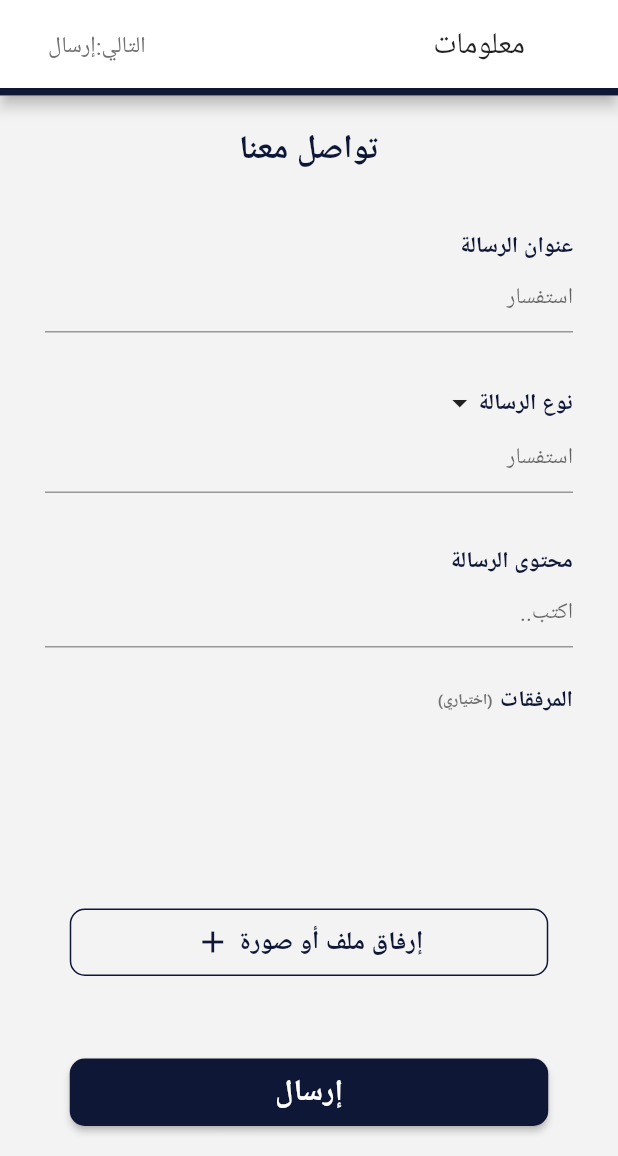
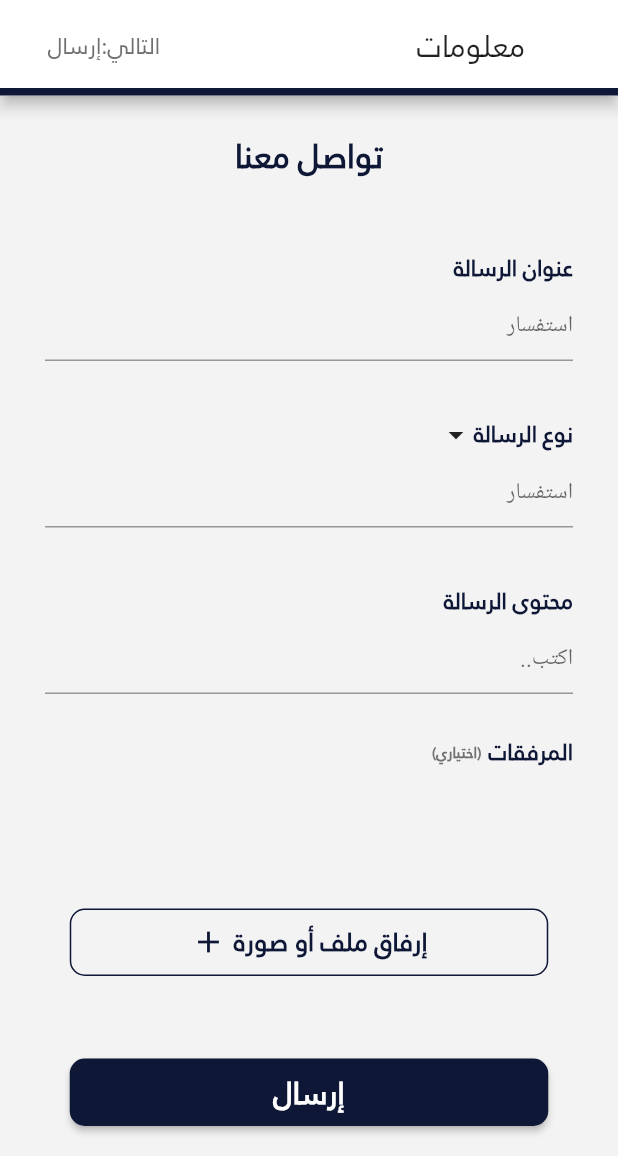
Before and after one commit to BLANK-13/0000, a Flutter app: the ContactUs2Page screen opened directly, on a phone screen of 412 x 824 dp, the part 80-1236 px from its top. Run offline on Flutter 3.47's test engine with Material 2 defaults, Android fonts, the phone set to English and light mode, and no system bars; our stand-ins replace bloc, equatable, file_picker, flutter_bloc, localize_and_translate, youtube_player_flutter; network calls fail.

Commit message:
added font

```diff
--- a/lib/screens/contact_us2_page.dart
+++ b/lib/screens/contact_us2_page.dart
@@ -43,7 +43,8 @@ class ContactUs2Page extends StatelessWidget {
                       const SizedBox(width: 30),
                       Text(
                         "info".tr(),
-                        style: const TextStyle(fontSize: 20),
+                        style: const TextStyle(
+                            fontSize: 20, fontFamily: 'JannaLT'),
                       ),
                     ],
                   ),
@@ -51,7 +52,9 @@ class ContactUs2Page extends StatelessWidget {
                     child: Text(
                       "nextSend".tr(),
                       style: const TextStyle(
-                          fontSize: 15, color: Color(0xFF707070)),
+                          fontSize: 15,
+                          color: Color(0xFF707070),
+                          fontFamily: 'JannaLT'),
                     ),
                   ),
                 )
@@ -65,10 +68,10 @@ class ContactUs2Page extends StatelessWidget {
             Text(
               "contactUs".tr(),
               style: const TextStyle(
-                color: mainColor,
-                fontSize: 22,
-                fontWeight: FontWeight.bold,
-              ),
+                  color: mainColor,
+                  fontSize: 22,
+                  fontWeight: FontWeight.bold,
+                  fontFamily: 'JannaLT'),
             ),
             const SizedBox(
               height: 40, //20 before
--- a/lib/screens/more_page.dart
+++ b/lib/screens/more_page.dart
@@ -44,7 +44,10 @@ class MorePage extends StatelessWidget {
                 children: [
                   Text(
                     isAr ? 'English' : 'العربي',
-                    style: const TextStyle(color: Colors.white),
+                    style: const TextStyle(
+                      color: Colors.white,
+                      fontFamily: 'JannaLT',
+                    ),
                   ),
                   const SizedBox(width: 10),
                   Image.asset('assets/images/ic_g_translate_24px.png'),
--- a/lib/screens/news_page.dart
+++ b/lib/screens/news_page.dart
@@ -56,6 +56,7 @@ class NewsPage extends StatelessWidget {
                   style: const TextStyle(
                     fontSize: 16,
                     color: Color(0xFF6A6666),
+                    fontFamily: 'JannaLT',
                   ),
                 ),
                 const SizedBox(height: 10),
@@ -64,6 +65,7 @@ class NewsPage extends StatelessWidget {
                   style: const TextStyle(
                     fontSize: 11,
                     color: Color(0xFF7C7C7C),
+                    fontFamily: 'JannaLT',
                   ),
                 ),
                 const SizedBox(height: 10),
@@ -72,6 +74,7 @@ class NewsPage extends StatelessWidget {
                   style: const TextStyle(
                     fontSize: 14,
                     color: Color(0xFF131314),
+                    fontFamily: 'JannaLT',
                   ),
                 ),
               ]),
--- a/lib/widgets/contact_us2_attach.dart
+++ b/lib/widgets/contact_us2_attach.dart
@@ -63,6 +63,7 @@ class _ContactUsAttachState extends State<ContactUsAttach> {
                     style: const TextStyle(
                       color: mainColor,
                       fontSize: 17,
+                      fontFamily: 'JannaLT',
                     ),
                   ),
                   const SizedBox(
@@ -96,6 +97,7 @@ class _ContactUsAttachState extends State<ContactUsAttach> {
                     style: const TextStyle(
                       color: mainColor,
                       fontSize: 17,
+                      fontFamily: 'JannaLT',
                     ),
                   ),
                   const SizedBox(
--- a/lib/widgets/contact_us2_fields.dart
+++ b/lib/widgets/contact_us2_fields.dart
@@ -37,10 +37,10 @@ class _ContactUsFields2State extends State<ContactUsFields2> {
             Text(
               "title".tr(),
               style: const TextStyle(
-                color: mainColor,
-                fontSize: 15,
-                fontWeight: FontWeight.bold,
-              ),
+                  color: mainColor,
+                  fontSize: 15,
+                  fontWeight: FontWeight.bold,
+                  fontFamily: 'JannaLT'),
             ),
           ],
         ),
@@ -61,7 +61,11 @@ class _ContactUsFields2State extends State<ContactUsFields2> {
               ),
               Text(
                 ContactUsFields2.errors[0],
-                style: const TextStyle(color: Colors.red, fontSize: 13),
+                style: const TextStyle(
+                  color: Colors.red,
+                  fontSize: 13,
+                  fontFamily: 'JannaLT',
+                ),
               ),
             ],
           ),
@@ -77,6 +81,7 @@ class _ContactUsFields2State extends State<ContactUsFields2> {
                 color: mainColor,
                 fontSize: 15,
                 fontWeight: FontWeight.bold,
+                fontFamily: 'JannaLT',
               ),
             ),
             //isAr ? const SizedBox(width: 250) : const SizedBox(width: 210),
@@ -110,6 +115,7 @@ class _ContactUsFields2State extends State<ContactUsFields2> {
                                         color: Colors.black,
                                         fontWeight: FontWeight.bold,
                                         fontSize: 17,
+                                        fontFamily: 'JannaLT',
                                       ),
                                     ),
                                   ),
@@ -120,6 +126,7 @@ class _ContactUsFields2State extends State<ContactUsFields2> {
                                         color: Colors.black,
                                         fontWeight: FontWeight.bold,
                                         fontSize: 20,
+                                        fontFamily: 'JannaLT',
                                       ),
                                     ),
                                   ),
@@ -140,6 +147,7 @@ class _ContactUsFields2State extends State<ContactUsFields2> {
                                               style: const TextStyle(
                                                 color: Colors.black,
                                                 fontSize: 20,
+                                                fontFamily: 'JannaLT',
                                               ),
                                             ),
                                             shape: const RoundedRectangleBorder(
@@ -158,6 +166,7 @@ class _ContactUsFields2State extends State<ContactUsFields2> {
                                               style: const TextStyle(
                                                 color: Colors.black,
                                                 fontSize: 20,
+                                                fontFamily: 'JannaLT',
                                               ),
                                             ),
                                             shape: const RoundedRectangleBorder(
@@ -177,6 +186,7 @@ class _ContactUsFields2State extends State<ContactUsFields2> {
                                               style: const TextStyle(
                                                 color: Colors.black,
                                                 fontSize: 20,
+                                                fontFamily: 'JannaLT',
                                               ),
                                             ),
                                             shape: const RoundedRectangleBorder(
@@ -195,6 +205,7 @@ class _ContactUsFields2State extends State<ContactUsFields2> {
                                               style: const TextStyle(
                                                 color: Colors.black,
                                                 fontSize: 20,
+                                                fontFamily: 'JannaLT',
                                               ),
                                             ),
                                             shape: const RoundedRectangleBorder(
@@ -214,6 +225,7 @@ class _ContactUsFields2State extends State<ContactUsFields2> {
                                               style: const TextStyle(
                                                 color: Colors.black,
                                                 fontSize: 20,
+                                                fontFamily: 'JannaLT',
                                               ),
                                             ),
                                             shape: const RoundedRectangleBorder(
@@ -232,6 +244,7 @@ class _ContactUsFields2State extends State<ContactUsFields2> {
                                               style: const TextStyle(
                                                 color: Colors.black,
                                                 fontSize: 20,
+                                                fontFamily: 'JannaLT',
                                               ),
                                             ),
                                             shape: const RoundedRectangleBorder(
@@ -263,6 +276,7 @@ class _ContactUsFields2State extends State<ContactUsFields2> {
                                         color: Colors.white,
                                         fontWeight: FontWeight.w400,
                                         fontSize: 20,
+                                        fontFamily: 'JannaLT',
                                       ),
                                     ),
                                     style: ButtonStyle(
@@ -314,7 +328,11 @@ class _ContactUsFields2State extends State<ContactUsFields2> {
               ),
               Text(
                 ContactUsFields2.errors[1],
-                style: const TextStyle(color: Colors.red, fontSize: 13),
+                style: const TextStyle(
+                  color: Colors.red,
+                  fontSize: 13,
+                  fontFamily: 'JannaLT',
+                ),
               ),
             ],
           ),
@@ -330,6 +348,7 @@ class _ContactUsFields2State extends State<ContactUsFields2> {
                 color: mainColor,
                 fontSize: 15,
                 fontWeight: FontWeight.bold,
+                fontFamily: 'JannaLT',
               ),
             ),
           ],
@@ -351,7 +370,11 @@ class _ContactUsFields2State extends State<ContactUsFields2> {
               ),
               Text(
                 ContactUsFields2.errors[2],
-                style: const TextStyle(color: Colors.red, fontSize: 13),
+                style: const TextStyle(
+                  color: Colors.red,
+                  fontSize: 13,
+                  fontFamily: 'JannaLT',
+                ),
               ),
             ],
           ),
@@ -367,6 +390,7 @@ class _ContactUsFields2State extends State<ContactUsFields2> {
                 color: mainColor,
                 fontSize: 15,
                 fontWeight: FontWeight.bold,
+                fontFamily: 'JannaLT',
               ),
             ),
             const SizedBox(
@@ -375,9 +399,11 @@ class _ContactUsFields2State extends State<ContactUsFields2> {
             Text(
               "optional".tr(),
               style: const TextStyle(
-                  fontSize: 10,
-                  color: Color(0xFF707070),
-                  fontWeight: FontWeight.bold),
+                fontSize: 10,
+                color: Color(0xFF707070),
+                fontWeight: FontWeight.bold,
+                fontFamily: 'JannaLT',
+              ),
             ),
           ],
         ),
--- a/lib/widgets/contact_us_button.dart
+++ b/lib/widgets/contact_us_button.dart
@@ -114,6 +114,7 @@ class ContactUsButton extends StatelessWidget {
           style: const TextStyle(
             color: Colors.white,
             fontSize: 20,
+            fontFamily: 'JannaLT',
           ),
         ),
       ),
--- a/lib/widgets/home_page_lastNews.dart
+++ b/lib/widgets/home_page_lastNews.dart
@@ -36,6 +36,7 @@ class HomePageLastNews extends StatelessWidget {
               style: const TextStyle(
                 fontSize: 16,
                 color: Color(0xFF6A6666),
+                fontFamily: 'JannaLT',
               ),
             ),
           ],
@@ -48,6 +49,7 @@ class HomePageLastNews extends StatelessWidget {
               fontSize: 14,
               fontWeight: FontWeight.bold,
               color: Colors.black,
+              fontFamily: 'JannaLT',
             ),
           ),
         ),
--- a/lib/widgets/home_page_poll.dart
+++ b/lib/widgets/home_page_poll.dart
@@ -61,6 +61,7 @@ class HomePagePoll extends StatelessWidget {
                   fontSize: 16,
                   fontWeight: FontWeight.bold,
                   color: Colors.black,
+                  fontFamily: 'JannaLT',
                 ),
               ),
               Text(
@@ -69,6 +70,7 @@ class HomePagePoll extends StatelessWidget {
                   fontSize: 16,
                   fontWeight: FontWeight.bold,
                   color: Colors.black,
+                  fontFamily: 'JannaLT',
                 ),
               ),
               Text(
@@ -77,6 +79,7 @@ class HomePagePoll extends StatelessWidget {
                   fontSize: 16,
                   fontWeight: FontWeight.bold,
                   color: Colors.black,
+                  fontFamily: 'JannaLT',
                 ),
               ),
             ],
@@ -92,6 +95,7 @@ class HomePagePoll extends StatelessWidget {
                 style: TextStyle(
                   fontSize: 14,
                   color: Color(0xFF7C7C7C),
+                  fontFamily: 'JannaLT',
                 ),
               ),
               Text(
@@ -99,6 +103,7 @@ class HomePagePoll extends StatelessWidget {
                 style: TextStyle(
                   fontSize: 14,
                   color: Color(0xFF7C7C7C),
+                  fontFamily: 'JannaLT',
                 ),
               ),
               Text(
@@ -106,6 +111,7 @@ class HomePagePoll extends StatelessWidget {
                 style: TextStyle(
                   fontSize: 14,
                   color: Color(0xFF7C7C7C),
+                  fontFamily: 'JannaLT',
                 ),
               ),
             ],
--- a/lib/widgets/home_page_tweets.dart
+++ b/lib/widgets/home_page_tweets.dart
@@ -39,6 +39,7 @@ class HomePageTweets extends StatelessWidget {
                       style: const TextStyle(
                         fontSize: 14,
                         color: Color(0xFF6A6666),
+                        fontFamily: 'JannaLT',
                       ),
                     ),
                     const SizedBox(width: 50)
--- a/lib/widgets/more_page_options.dart
+++ b/lib/widgets/more_page_options.dart
@@ -79,6 +79,7 @@ class MorePageOptions extends StatelessWidget {
                           fontSize: 20,
                           fontWeight: FontWeight.bold,
                           color: Color(0xFFE0E0E0),
+                          fontFamily: 'JannaLT',
                         ),
                       ),
                     ),
--- a/lib/widgets/news_list_feed.dart
+++ b/lib/widgets/news_list_feed.dart
@@ -65,6 +65,7 @@ class NewsListFeed extends StatelessWidget {
                               style: const TextStyle(
                                 fontSize: 16,
                                 color: Color(0xFF6A6666),
+                                fontFamily: 'JannaLT',
                               ),
                             ),
                             Flexible(
@@ -77,6 +78,7 @@ class NewsListFeed extends StatelessWidget {
                                   fontSize: 16,
                                   fontWeight: FontWeight.bold,
                                   color: Colors.black,
+                                  fontFamily: 'JannaLT',
                                 ),
                               ),
                             ),
@@ -89,6 +91,7 @@ class NewsListFeed extends StatelessWidget {
                                 style: const TextStyle(
                                   fontSize: 11,
                                   color: Color(0xFF7C7C7C),
+                                  fontFamily: 'JannaLT',
                                 ),
                               ),
                             ),
```
Also changed, not shown: lib/screens/contact_us1_page.dart (+10 -7 lines), lib/screens/contact_us_success.dart (+5 -5 lines), lib/screens/home_page.dart (+13 -24 lines), lib/widgets/contact_us1_fields.dart (+9 -5 lines), lib/widgets/home_page_table.dart (+12 -2 lines), pubspec.yaml (+4 -6 lines).
